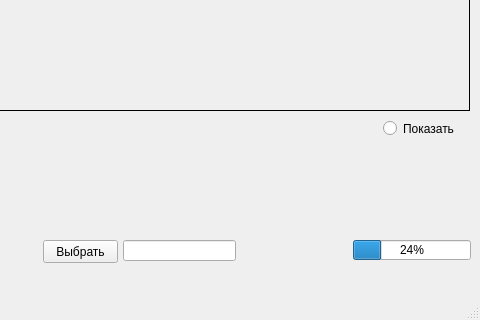
This is TensorFlow-2.x-YOLOv3/my_gui/test.ui in IldarShams/VKR-web-server as Qt 5 draws it before an edit; both pictures show x 317 to 797 and y 280 to 600 of the 797 by 600 pixel window. The edited form follows.
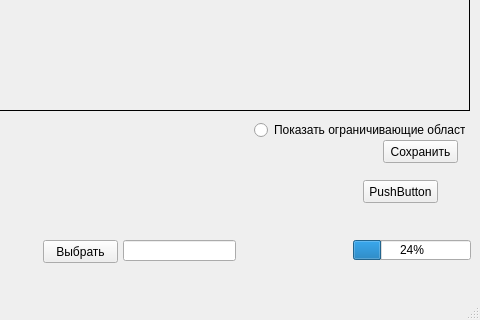
This is the edited form.

The edit to the form file:
```diff
--- a/TensorFlow-2.x-YOLOv3/my_gui/test.ui
+++ b/TensorFlow-2.x-YOLOv3/my_gui/test.ui
@@ -102,14 +102,14 @@
    <widget class="QRadioButton" name="showBoxesRB">
     <property name="geometry">
      <rect>
-      <x>700</x>
+      <x>571</x>
       <y>400</y>
-      <width>82</width>
-      <height>17</height>
+      <width>211</width>
+      <height>20</height>
      </rect>
     </property>
     <property name="text">
-     <string>Показать</string>
+     <string>Показать ограничивающие области</string>
     </property>
    </widget>
    <widget class="QLineEdit" name="browserPathLineEdit">
@@ -135,6 +135,32 @@
      <string>Выбрать</string>
     </property>
    </widget>
+   <widget class="QPushButton" name="saveButton">
+    <property name="geometry">
+     <rect>
+      <x>700</x>
+      <y>420</y>
+      <width>75</width>
+      <height>23</height>
+     </rect>
+    </property>
+    <property name="text">
+     <string>Сохранить</string>
+    </property>
+   </widget>
+   <widget class="QPushButton" name="testBut">
+    <property name="geometry">
+     <rect>
+      <x>680</x>
+      <y>460</y>
+      <width>75</width>
+      <height>23</height>
+     </rect>
+    </property>
+    <property name="text">
+     <string>PushButton</string>
+    </property>
+   </widget>
   </widget>
   <widget class="QMenuBar" name="menubar">
    <property name="geometry">
```
